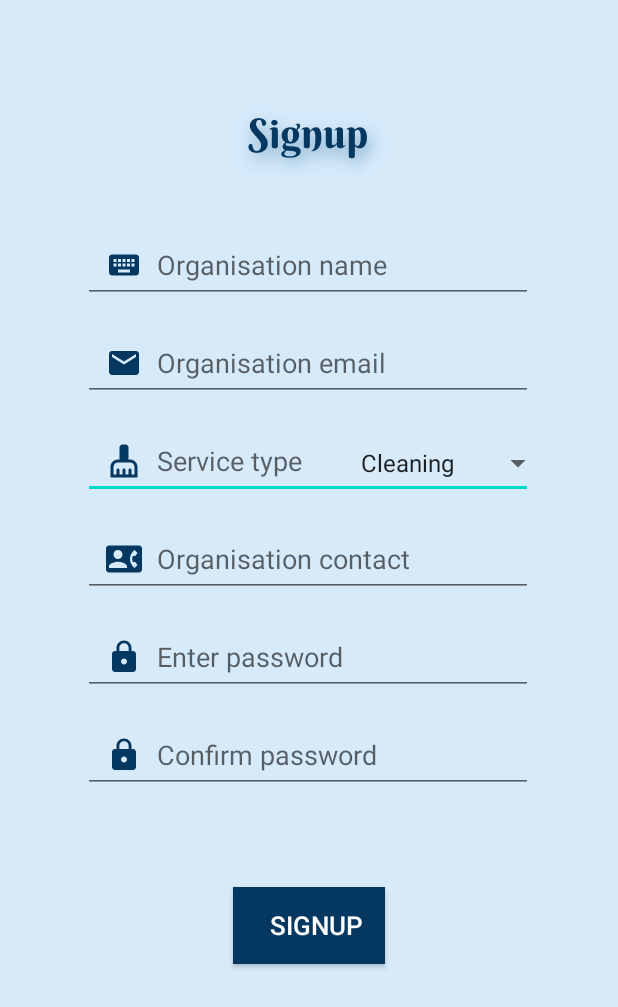
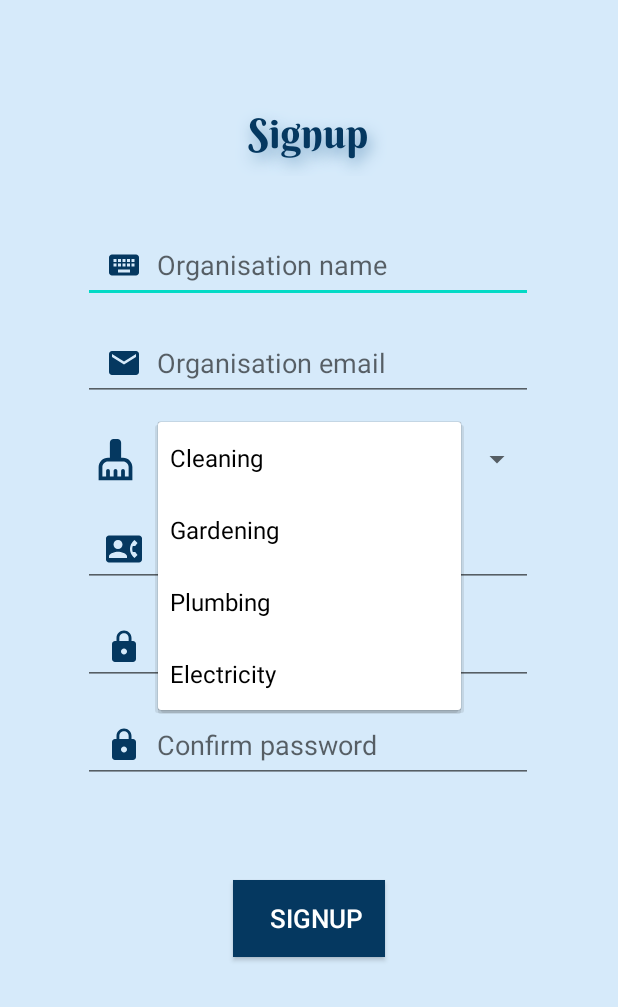
Before and after one commit to ShreyaLakhani/HomeServiceHome, an Android app: the Org_signup screen opened directly, with no data from a screen before it, after a tap on "Cleaning", on a phone screen of 412 x 824 dp. Shown: the top 1007 px of the screen. Run offline under Robolectric (Android 15) with nearby library versions, the light colour scheme and no system bars.

Commit message:
Org side signup signin done

```diff
--- a/app/src/main/java/com/example/homeservicehome/Clnt_signin.java
+++ b/app/src/main/java/com/example/homeservicehome/Clnt_signin.java
@@ -60,13 +60,14 @@
 
     private void signInClient() {
         DBHelper helper = new DBHelper(Clnt_signin.this, DBHelper.DBNAME, null, 1);
-        SQLiteDatabase db = helper.getWritableDatabase();
+        SQLiteDatabase db = helper.getReadableDatabase();
         Cursor records = db.rawQuery("select client_email, client_password from client where client_email='"+clntmail.getText().toString()+"' and client_password='"+clntpassword.getText().toString()+"'", null);
 
         if (records.getCount() >= 1) {
             Toast.makeText(Clnt_signin.this, "Sign-In Successful", Toast.LENGTH_LONG).show();
             Intent intent = new Intent(Clnt_signin.this,Clnt_dashboard.class);
             startActivity(intent);
+            finish();
         }
         else
             Toast.makeText(Clnt_signin.this, "Invalid Credentials", Toast.LENGTH_LONG).show();
--- a/app/src/main/java/com/example/homeservicehome/Clnt_signup.java
+++ b/app/src/main/java/com/example/homeservicehome/Clnt_signup.java
@@ -35,7 +35,8 @@
                 if (clntname.getText().toString().equals("") || clntmail.getText().toString().equals("") ||
                         clntadd.getText().toString().equals("") || clntstate.getText().toString().equals("") ||
                         clntphone.getText().toString().equals("") || clntpassword.getText().toString().equals("") ||
-                        clntconfirmpassword.getText().toString().equals("")) {
+                        clntconfirmpassword.getText().toString().equals(""))
+                {
                     Toast.makeText(Clnt_signup.this, "Please Fill All Details", Toast.LENGTH_LONG).show();
                 }
                 else {
@@ -65,6 +66,7 @@
             Toast.makeText(Clnt_signup.this, "Sign-Up Successful", Toast.LENGTH_LONG).show();
             Intent intent = new Intent(Clnt_signup.this,Clnt_signin.class);
             startActivity(intent);
+            finish();
         }
         else
             Toast.makeText(Clnt_signup.this, "Error", Toast.LENGTH_LONG).show();
--- a/app/src/main/java/com/example/homeservicehome/Org_signup.java
+++ b/app/src/main/java/com/example/homeservicehome/Org_signup.java
@@ -2,41 +2,104 @@
 
 import androidx.appcompat.app.AppCompatActivity;
 
+import android.content.ContentValues;
 import android.content.Intent;
+import android.database.Cursor;
+import android.database.sqlite.SQLiteDatabase;
 import android.os.Bundle;
+import android.util.Log;
 import android.view.View;
 import android.widget.AdapterView;
 import android.widget.Button;
+import android.widget.EditText;
 import android.widget.Spinner;
+import android.widget.Toast;
 
 public class Org_signup extends AppCompatActivity implements AdapterView.OnItemSelectedListener {
     Button signup;
     Spinner spinnerservice;
+    EditText orgname, orgmail, orgphone, orgpassword, confirmorgpassword;
+    String item = "";
+    int service_id;
 
     @Override
     protected void onCreate(Bundle savedInstanceState) {
         super.onCreate(savedInstanceState);
         setContentView(R.layout.activity_org_signup);
 
+        orgname = findViewById(R.id.orgname);
+        orgmail = findViewById(R.id.orgmail);
+        orgphone = findViewById(R.id.orgphone);
+        orgpassword = findViewById(R.id.orgpassword);
+        confirmorgpassword = findViewById(R.id.confirmorgpassword);
+
         spinnerservice = findViewById(R.id.spinnerservices);
         spinnerservice.setOnItemSelectedListener(Org_signup.this);
+
         signup = findViewById(R.id.signupbtn);
         signup.setOnClickListener(new View.OnClickListener() {
             @Override
             public void onClick(View view) {
-                Intent intent = new Intent(Org_signup.this,Org_signin.class);
-                startActivity(intent);
+                if (orgname.getText().toString().equals("") || orgmail.getText().toString().equals("") ||
+                        orgphone.getText().toString().equals("") || orgpassword.getText().toString().equals("") ||
+                        confirmorgpassword.getText().toString().equals(""))
+                {
+                    Toast.makeText(Org_signup.this, "Please Fill All Details", Toast.LENGTH_LONG).show();
+                }
+                else {
+                    if (orgpassword.getText().toString().equals(confirmorgpassword.getText().toString())) {
+                        getServiceId();
+                        signUpOrg();
+                    }
+                    else
+                        Toast.makeText(Org_signup.this, "Password do not match", Toast.LENGTH_LONG).show();
+                }
             }
         });
     }
 
+    private void getServiceId()
+    {
+        DBHelper helper = new DBHelper(Org_signup.this, DBHelper.DBNAME, null, 1);
+        SQLiteDatabase db = helper.getReadableDatabase();
+        Cursor records = db.rawQuery("select service_id from service where service_name='"+item+"'", null);
+
+        if (records.getCount() == 1) {
+            records.moveToFirst();
+            service_id = records.getInt(0);
+            //Toast.makeText(Org_signup.this, String.valueOf(service_id), Toast.LENGTH_SHORT).show();
+        }
+    }
+
+    private void signUpOrg() {
+        DBHelper helper = new DBHelper(Org_signup.this, DBHelper.DBNAME, null, 1);
+        SQLiteDatabase db = helper.getWritableDatabase();
+        ContentValues values = new ContentValues();
+
+        values.put("org_name", orgname.getText().toString());
+        values.put("org_email", orgmail.getText().toString());
+        values.put("org_contact", orgphone.getText().toString());
+        values.put("org_password", orgpassword.getText().toString());
+        values.put("service_id", service_id);
+
+        long status = db.insert("organization", null, values);
+        if (status >= 0) {
+            Toast.makeText(Org_signup.this, "Sign-Up Successful", Toast.LENGTH_LONG).show();
+            Intent intent = new Intent(Org_signup.this,Org_signin.class);
+            startActivity(intent);
+            finish();
+        }
+        else
+            Toast.makeText(Org_signup.this, "Error", Toast.LENGTH_LONG).show();
+    }
+
     @Override
-    public void onItemSelected(AdapterView<?> adapterView, View view, int i, long l) {
-
+    public void onItemSelected(AdapterView<?> parent, View view, int pos, long l) {
+        item = parent.getItemAtPosition(pos).toString();
+        //Toast.makeText(Org_signup.this, item, Toast.LENGTH_SHORT).show();
     }
 
     @Override
     public void onNothingSelected(AdapterView<?> adapterView) {
-
     }
 }
--- a/app/src/main/res/layout/activity_org_signin.xml
+++ b/app/src/main/res/layout/activity_org_signin.xml
@@ -135,5 +135,4 @@
         app:layout_constraintVertical_bias="1.0"
         tools:ignore="RtlSymmetry,SpeakableTextPresentCheck" />-->
 
-
 </androidx.constraintlayout.widget.ConstraintLayout>
--- a/app/src/main/res/layout/activity_org_signup.xml
+++ b/app/src/main/res/layout/activity_org_signup.xml
@@ -58,41 +58,35 @@
         app:layout_constraintTop_toBottomOf="@+id/orgname"
         tools:ignore="RtlSymmetry,TextContrastCheck" />
 
-    <Spinner
-        android:id="@+id/spinnerservices"
-        android:layout_width="wrap_content"
-        android:layout_height="wrap_content"
-        android:spinnerMode="dropdown"
-        app:layout_constraintBottom_toBottomOf="@+id/orgservice"
+    <androidx.appcompat.widget.AppCompatImageView
+        android:id="@+id/orgservice"
+        android:layout_width="30dp"
+        android:layout_height="30dp"
+        android:layout_marginTop="24dp"
+        android:background="@drawable/service"
         app:layout_constraintEnd_toEndOf="parent"
-        app:layout_constraintHorizontal_bias="0.845"
-        app:layout_constraintStart_toStartOf="parent"
-        app:layout_constraintTop_toTopOf="@+id/orgservice"
-        app:layout_constraintVertical_bias="0.538"
-        android:entries="@array/Services"/>
-
-    <androidx.appcompat.widget.AppCompatEditText
-        android:id="@+id/orgservice"
-        android:layout_width="300dp"
-        android:layout_height="50dp"
-        android:layout_marginTop="15dp"
-        android:drawableStart="@drawable/service"
-        android:drawablePadding="10dp"
-        android:hint="@string/servicetype"
-        android:importantForAutofill="no"
-        android:inputType="text"
-        android:paddingStart="15dp"
-        app:layout_constraintEnd_toEndOf="parent"
-        app:layout_constraintHorizontal_bias="0.495"
+        app:layout_constraintHorizontal_bias="0.162"
         app:layout_constraintStart_toStartOf="parent"
         app:layout_constraintTop_toBottomOf="@+id/orgmail"
         tools:ignore="RtlSymmetry,TextContrastCheck,DuplicateSpeakableTextCheck" />
+
+    <Spinner
+        android:id="@+id/spinnerservices"
+        android:layout_width="250dp"
+        android:layout_height="50dp"
+        android:layout_marginTop="64dp"
+        android:entries="@array/Services"
+        android:spinnerMode="dropdown"
+        app:layout_constraintEnd_toEndOf="parent"
+        app:layout_constraintHorizontal_bias="0.652"
+        app:layout_constraintStart_toStartOf="parent"
+        app:layout_constraintTop_toTopOf="@+id/orgmail" />
 
     <androidx.appcompat.widget.AppCompatEditText
         android:id="@+id/orgphone"
         android:layout_width="300dp"
         android:layout_height="50dp"
-        android:layout_marginTop="15dp"
+        android:layout_marginTop="10dp"
         android:drawableStart="@drawable/phone"
         android:drawablePadding="10dp"
         android:hint="@string/organisation_contact"
@@ -102,7 +96,7 @@
         app:layout_constraintEnd_toEndOf="parent"
         app:layout_constraintHorizontal_bias="0.495"
         app:layout_constraintStart_toStartOf="parent"
-        app:layout_constraintTop_toBottomOf="@+id/orgservice"
+        app:layout_constraintTop_toBottomOf="@+id/spinnerservices"
         tools:ignore="RtlSymmetry,TextContrastCheck" />
 
     <androidx.appcompat.widget.AppCompatEditText
--- a/app/src/main/res/values/strings.xml
+++ b/app/src/main/res/values/strings.xml
@@ -9,10 +9,10 @@
     <string name="organisation_email">Organisation email</string>
     <string name="servicetype">Service type</string>
     <string-array name="Services">
-        <item>Cleaning </item>
-        <item>Plumbing </item>
-        <item>Electricity </item>
-        <item>Gardening </item>
+        <item>Cleaning</item>
+        <item>Gardening</item>
+        <item>Plumbing</item>
+        <item>Electricity</item>
     </string-array>
     <string name="enter_password">Enter password</string>
     <string name="confirm_password">Confirm password</string>
```
Also changed, not shown: app/src/main/java/com/example/homeservicehome/Org_signin.java (+29 -5 lines).
